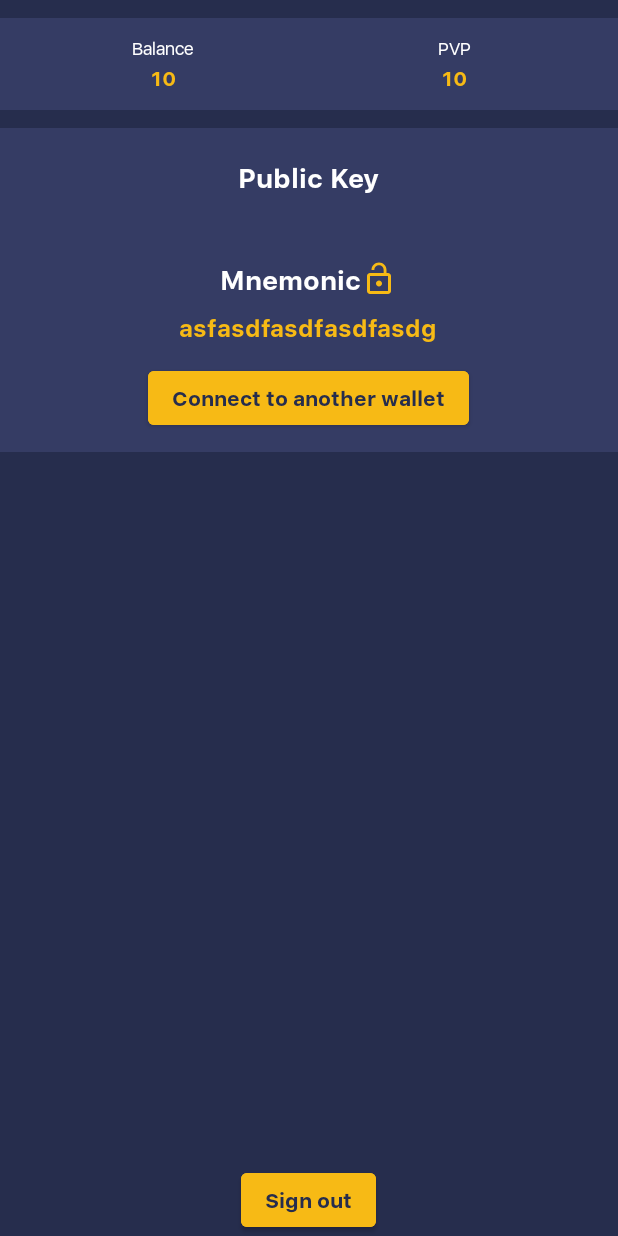
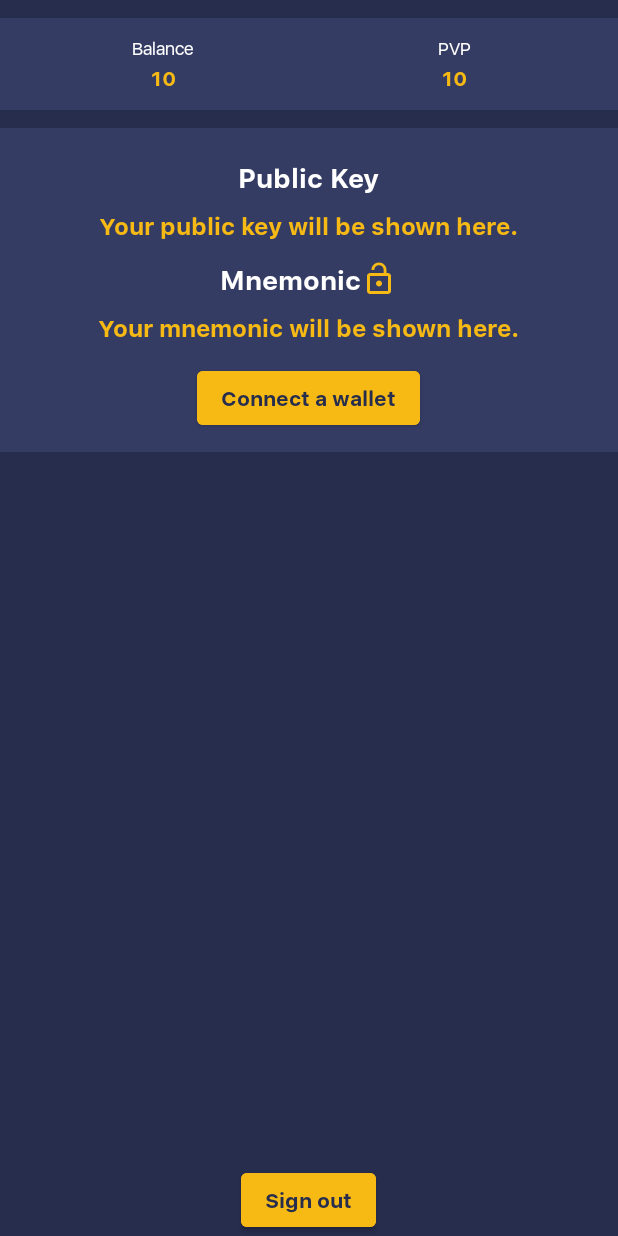
Before and after one commit to tahirikosan/pokemonnft, an Android app: the ProfileFragment screen opened through its navigation route, after a tap on an icon or button, on a phone screen of 412 x 824 dp. Run offline under Robolectric (Android 15) with nearby library versions, the phone set to English and light mode, and no system bars; our stand-ins replace Dagger/Hilt's generated code, Firebase (no records; nobody signed in at launch, a user with empty details on screens opened directly), Timber; pictures from the network do not load; 2 statements that could not run were skipped.

Commit message:
ref: Changed WalletConnection flow. From now on user do not have to add wallet after registration.

```diff
--- a/app/src/main/java/com/tahirikosan/pokemonnft/data/local/UserPreferences.kt
+++ b/app/src/main/java/com/tahirikosan/pokemonnft/data/local/UserPreferences.kt
@@ -49,12 +49,18 @@ class UserPreferences @Inject constructor(@ApplicationContext context: Context)
         get() = sharedPreferences.getString(REFRESH_TOKEN, null)
 
 
-    fun getMnemonic(): Mnemonic {
+    fun getMnemonic(): Mnemonic? {
         val str = sharedPreferences.getString(MNEMONIC, null)
-        return Gson().fromJson(
-            str,
-            Mnemonic::class.java
-        )
+        return try {
+            Gson().fromJson(
+                str,
+                Mnemonic::class.java
+            )
+        } catch (e: Exception) {
+            e.printStackTrace()
+            null
+        }
+
     }
 
     fun saveMnemonic(mnemonic: Mnemonic) {
--- a/app/src/main/java/com/tahirikosan/pokemonnft/ui/auth/AuthFragment.kt
+++ b/app/src/main/java/com/tahirikosan/pokemonnft/ui/auth/AuthFragment.kt
@@ -63,7 +63,7 @@ class AuthFragment : BaseFragment<FragmentAuthBinding>(FragmentAuthBinding::infl
                 }
                 is Resource.Success -> {
                     it.value?.let {
-                        routeToWalletConnectionPage()
+                        findNavController().navigate(AuthFragmentDirections.actionAuthFragmentToGameMenuFragment())
                     }
                 }
                 is Resource.Failure -> {
@@ -77,19 +77,12 @@ class AuthFragment : BaseFragment<FragmentAuthBinding>(FragmentAuthBinding::infl
                 }
                 is Resource.Success -> {
                     it.value?.let {
-                        routeToWalletConnectionPage()
+                        findNavController().navigate(AuthFragmentDirections.actionAuthFragmentToGameMenuFragment())
                     }
                 }
                 is Resource.Failure -> handleApiError(it)
             }
         })
-    }
-
-    private fun routeToWalletConnectionPage() {
-        if (userPreferences.isPrivateKeyExist())
-            findNavController().navigate(AuthFragmentDirections.actionAuthFragmentToGameMenuFragment())
-        else
-            findNavController().navigate(AuthFragmentDirections.actionAuthFragmentToWalletConnectionFragment())
     }
 
     private fun validateInputs(email: String, password: String): Boolean {
--- a/app/src/main/java/com/tahirikosan/pokemonnft/ui/mint/MintingFragment.kt
+++ b/app/src/main/java/com/tahirikosan/pokemonnft/ui/mint/MintingFragment.kt
@@ -4,6 +4,7 @@ import android.os.Bundle
 import android.util.Log
 import android.view.View
 import androidx.fragment.app.viewModels
+import androidx.navigation.fragment.findNavController
 import com.daimajia.androidanimations.library.Techniques
 import com.daimajia.androidanimations.library.YoYo
 import com.tahirikosan.pokemonnft.base.BaseFragment
@@ -30,7 +31,7 @@ class MintingFragment : BaseFragment<FragmentMintingBinding>(FragmentMintingBind
         set()
         observe()
         viewModel.getUserInfo()
-        Timber.d(userPreferences.getMnemonic().phrase)
+        Timber.d(userPreferences.getMnemonic()?.phrase)
         //viewModel.getMintedPokemon("0xd2638055075e9018c27877deff3cfa033abecd41d19cdfd80bd30d8e34f9eb94")
         handleClicks()
     }
--- a/app/src/main/java/com/tahirikosan/pokemonnft/ui/profile/ProfileFragment.kt
+++ b/app/src/main/java/com/tahirikosan/pokemonnft/ui/profile/ProfileFragment.kt
@@ -29,7 +29,9 @@ class ProfileFragment : BaseFragment<FragmentProfileBinding>(FragmentProfileBind
 
     private fun setViews() {
         with(binding) {
-            tvPublicKey.text = userPreferences.publicKey
+            userPreferences.publicKey?.let {
+                tvPublicKey.text = it
+            }
         }
     }
 
@@ -81,7 +83,10 @@ class ProfileFragment : BaseFragment<FragmentProfileBinding>(FragmentProfileBind
                 R.drawable.ic_baseline_lock_open_24
             )
             // Corrupt mnemonic view
-            binding.tvMnemonic.text = "Phrase: ${userPreferences.getMnemonic().phrase} \nPath: ${userPreferences.getMnemonic().path} \nLocale: ${userPreferences.getMnemonic().locale}"
+            userPreferences.getMnemonic()?.let {
+                binding.tvMnemonic.text =
+                    "Phrase: ${it.phrase} \n\nPath: ${it.path} \n\nLocale: ${it.locale}"
+            }
         }
         isMnemonicVisible = !isMnemonicVisible
     }
--- a/app/src/main/res/layout/fragment_profile.xml
+++ b/app/src/main/res/layout/fragment_profile.xml
@@ -86,7 +86,7 @@
             android:layout_gravity="center_horizontal"
             android:layout_marginHorizontal="12dp"
             android:layout_marginTop="8dp"
-            android:text="asfasdfasdfasdfasdg"
+            android:text="Your public key will be shown here."
             android:textIsSelectable="true"
             android:textSize="16sp" />
 
@@ -124,7 +124,7 @@
             android:layout_gravity="center_horizontal"
             android:layout_marginHorizontal="12dp"
             android:layout_marginTop="8dp"
-            android:text="asfasdfasdfasdfasdg"
+            android:text="Your mnemonic will be shown here."
             android:textIsSelectable="true"
             android:textSize="16sp" />
 
@@ -135,7 +135,7 @@
             android:layout_height="wrap_content"
             android:layout_gravity="center_horizontal"
             android:layout_marginTop="12dp"
-            android:text="Connect to another wallet" />
+            android:text="Connect a wallet" />
 
     </LinearLayout>
 
--- a/app/src/main/res/navigation/nav_main.xml
+++ b/app/src/main/res/navigation/nav_main.xml
@@ -14,9 +14,6 @@
         <action
             android:id="@+id/action_authFragment_to_resetPasswordFragment"
             app:destination="@id/resetPasswordFragment" />
-        <action
-            android:id="@+id/action_authFragment_to_walletConnectionFragment"
-            app:destination="@id/walletConnectionFragment" />
         <action
             android:id="@+id/action_authFragment_to_gameMenuFragment"
             app:destination="@id/gameMenuFragment" />
@@ -54,9 +51,6 @@
         <action
             android:id="@+id/action_registerFragment_to_authFragment"
             app:destination="@id/authFragment" />
-        <action
-            android:id="@+id/action_registerFragment_to_walletConnectionFragment"
-            app:destination="@id/walletConnectionFragment" />
     </fragment>
     <fragment
         android:id="@+id/resetPasswordFragment"
@@ -69,7 +63,11 @@
     <fragment
         android:id="@+id/mintingFragment"
         android:name="com.tahirikosan.pokemonnft.ui.mint.MintingFragment"
-        android:label="MintingFragment" />
+        android:label="MintingFragment" >
+        <action
+            android:id="@+id/action_mintingFragment_to_walletConnectionFragment"
+            app:destination="@id/walletConnectionFragment" />
+    </fragment>
     <fragment
         android:id="@+id/fightFragment"
         android:name="com.tahirikosan.pokemonnft.ui.fight.FightFragment"
```
Also changed, not shown: app/src/main/java/com/tahirikosan/pokemonnft/ui/auth/RegisterFragment.kt (+7 -2 lines), app/src/main/java/com/tahirikosan/pokemonnft/ui/menu/GameMenuFragment.kt (+12 -2 lines).
